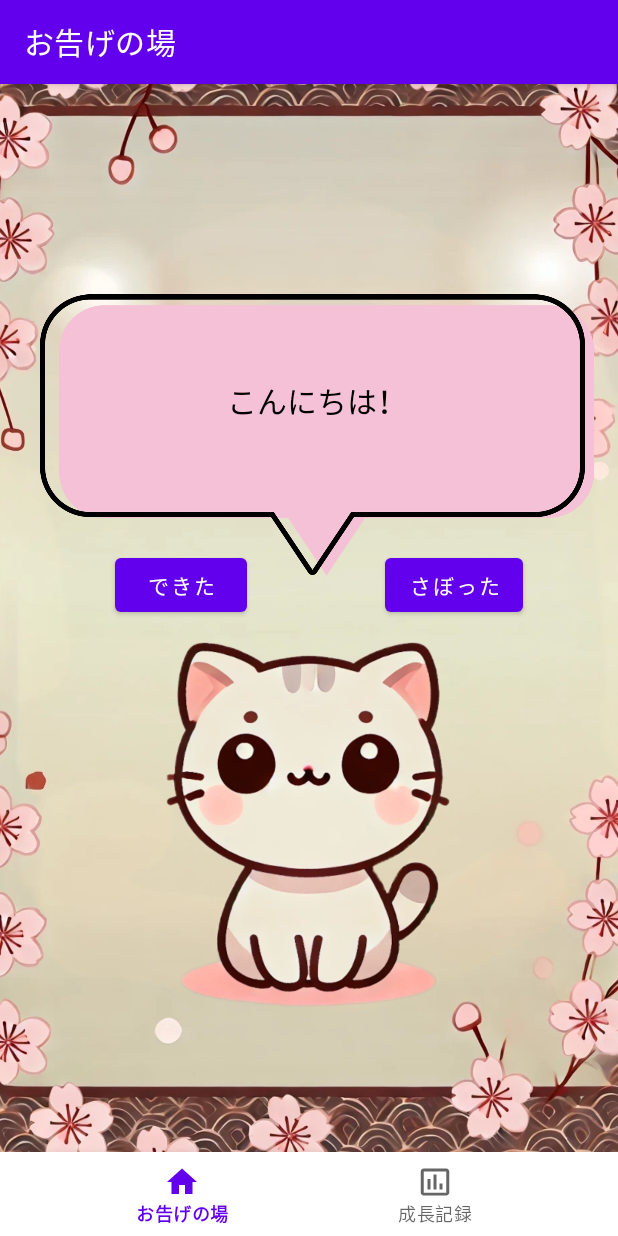
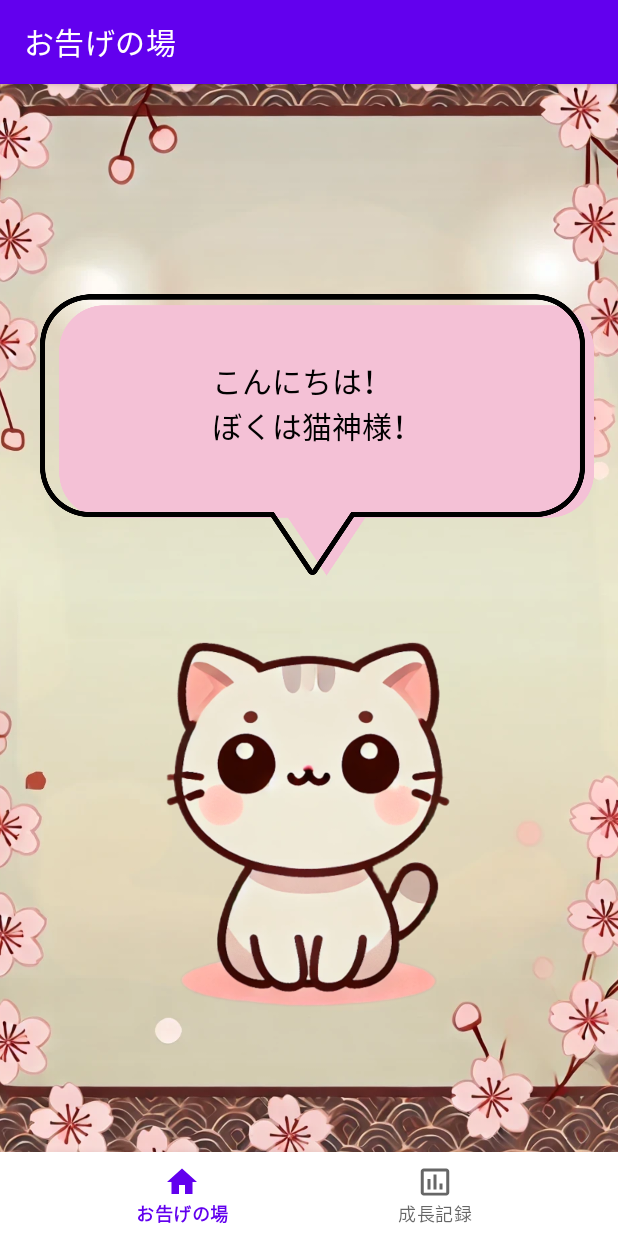
Before and after one commit to momoice/nekokami, an Android app: the screen it shows after launch (MainActivity), on a phone screen of 412 x 824 dp. Run offline under Robolectric (Android 15) with nearby library versions, the phone set to English and light mode, and no system bars; our stand-ins replace navigation-ui.

Commit message:
画面編集 チュートリアル完成

```diff
--- a/app/src/main/java/com/example/nekokami/ui/home/HomeFragment.kt
+++ b/app/src/main/java/com/example/nekokami/ui/home/HomeFragment.kt
@@ -1,10 +1,14 @@
 package com.example.nekokami.ui.home
 
+import android.content.Context
 import android.os.Bundle
+import android.os.Handler
+import android.os.Looper
 import android.view.LayoutInflater
 import android.view.View
 import android.view.ViewGroup
 import android.widget.TextView
+import androidx.constraintlayout.widget.ConstraintLayout
 import androidx.fragment.app.Fragment
 import androidx.lifecycle.ViewModelProvider
 import com.example.nekokami.databinding.FragmentHomeBinding
@@ -12,31 +16,78 @@ import com.example.nekokami.databinding.FragmentHomeBinding
 class HomeFragment : Fragment() {
 
     private var _binding: FragmentHomeBinding? = null
-
-    // This property is only valid between onCreateView and
-    // onDestroyView.
     private val binding get() = _binding!!
+    private val handler = Handler(Looper.getMainLooper())
+    private var messageIndex = 0
 
     override fun onCreateView(
         inflater: LayoutInflater,
         container: ViewGroup?,
         savedInstanceState: Bundle?
     ): View {
-        val homeViewModel =
-            ViewModelProvider(this).get(HomeViewModel::class.java)
-
+        val homeViewModel = ViewModelProvider(this).get(HomeViewModel::class.java)
         _binding = FragmentHomeBinding.inflate(inflater, container, false)
         val root: View = binding.root
+        val textView: TextView = binding.homeTextMessage
+        val constraintLayout: ConstraintLayout = binding.root // ConstraintLayoutを取得
 
-        val textView: TextView = binding.textHome
-        homeViewModel.text.observe(viewLifecycleOwner) {
-            textView.text = it
+        val messages = arrayOf(
+            "こんにちは！\nぼくは猫神様！",
+            "生まれたばかりの神様なんだ！",
+            "ところで君\n人生変える覚悟ある？？",
+            "まあ、選択肢なんて\nないんだけどね♪ﾆｬﾊ",
+            "今日から君に一日一つ\n課題を出すよ！",
+            "その課題をやればやるほど\nぼくも君も、成長していくんだ！",
+            "課題を達成したら、\n「できた」ボタンを押してね！",
+            "嘘をついたり、さぼったりしたら\nどうなるかわかってるよね...？",
+            "それじゃあ、今日からよろしくね！"
+        )
+
+        val sharedPrefs = requireActivity().getPreferences(Context.MODE_PRIVATE)
+        val isFirstLaunch = sharedPrefs.getBoolean("isFirstLaunch", true)
+
+        if (isFirstLaunch) {
+            displayMessage(textView, constraintLayout, messages) // ConstraintLayoutを渡す
+        } else {
+            // 初回起動でない場合の処理 (課題表示など)
         }
+
         return root
+    }
+
+    private fun displayMessage(textView: TextView, layout: ConstraintLayout, messages: Array<String>) {
+        val runnable = object : Runnable {
+            var charIndex = 0
+            override fun run() {
+                if (charIndex < messages[messageIndex].length) {
+                    textView.text = messages[messageIndex].substring(0, charIndex + 1)
+                    charIndex++
+                    handler.postDelayed(this, 50) // 50ミリ秒ごとに次の文字を表示
+                } else {
+                    // 現在のセリフの表示が完了
+                    layout.setOnClickListener {
+                        messageIndex++
+                        if (messageIndex < messages.size) {
+                            charIndex = 0 // 次のセリフの表示を初期化
+                            textView.text = "" // TextViewをクリア
+                            handler.post(this) // 次のセリフの表示を開始
+                        } else {
+                            // すべてのセリフを表示し終わったら、初回起動フラグをfalseに
+                            val sharedPrefs = requireActivity().getPreferences(Context.MODE_PRIVATE)
+                            sharedPrefs.edit().putBoolean("isFirstLaunch", false).apply()
+                            layout.setOnClickListener(null) // タップリスナーを解除
+                            // 以降の処理 (課題表示など)
+                        }
+                    }
+                }
+            }
+        }
+        handler.post(runnable)
     }
 
     override fun onDestroyView() {
         super.onDestroyView()
         _binding = null
+        handler.removeCallbacksAndMessages(null) // Handlerの処理を停止
     }
 }
--- a/app/src/main/res/layout/fragment_home.xml
+++ b/app/src/main/res/layout/fragment_home.xml
@@ -33,7 +33,7 @@
         tools:visibility="visible" />
 
     <TextView
-        android:id="@+id/textView"
+        android:id="@+id/home_text_message"
         android:layout_width="wrap_content"
         android:layout_height="wrap_content"
         android:text="こんにちは！"
@@ -65,6 +65,7 @@
         android:layout_width="wrap_content"
         android:layout_height="wrap_content"
         android:text="できた"
+        android:visibility="invisible"
         app:layout_constraintBottom_toBottomOf="@+id/imageView2"
         app:layout_constraintEnd_toEndOf="@+id/imageView2"
         app:layout_constraintHorizontal_bias="0.178"
@@ -77,6 +78,7 @@
         android:layout_width="wrap_content"
         android:layout_height="wrap_content"
         android:text="さぼった"
+        android:visibility="invisible"
         app:layout_constraintBottom_toBottomOf="@+id/imageView2"
         app:layout_constraintEnd_toEndOf="@+id/imageView2"
         app:layout_constraintHorizontal_bias="0.829"
```
